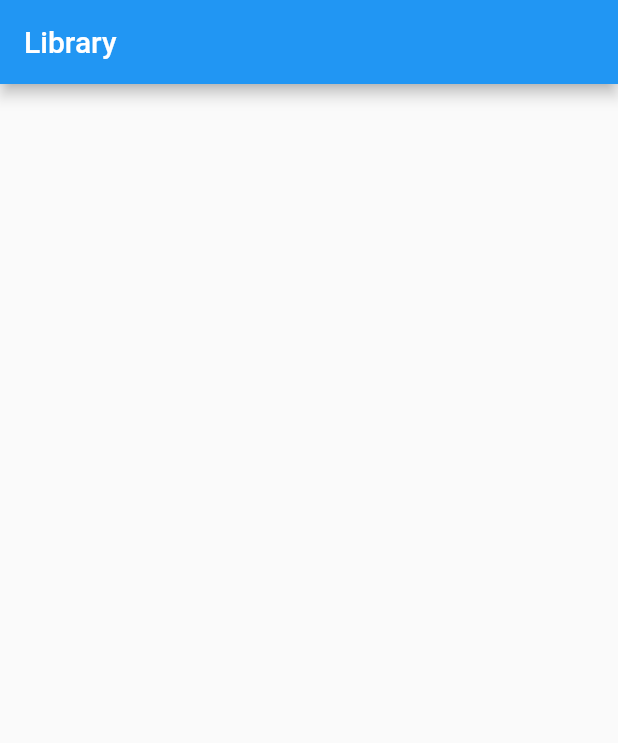
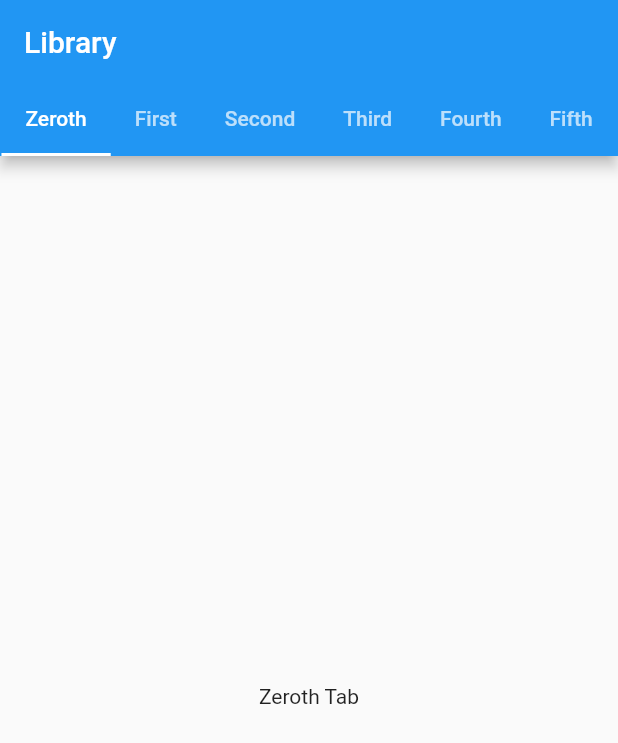
Before and after one commit to ernestkoko/my_music, a Flutter app: the screen it shows after launch, on a phone screen of 412 x 824 dp. Shown: the top 743 px of the screen. Run offline on Flutter 3.47's test engine with Material 2 defaults, Android fonts, the phone set to English and light mode, and no system bars.

```diff
--- a/lib/home/home_page.dart
+++ b/lib/home/home_page.dart
@@ -5,12 +5,42 @@ class HomePage extends StatefulWidget {
   _HomePageState createState() => _HomePageState();
 }
 
-class _HomePageState extends State<HomePage> {
+class _HomePageState extends State<HomePage>
+    with SingleTickerProviderStateMixin {
+  TabController _tabController;
+
+  @override
+  void initState() {
+    super.initState();
+    _tabController = TabController(length: tabs.length, vsync: this);
+  }
+
+  final List<Tab> tabs = <Tab>[
+    Tab(text: 'Zeroth'),
+    Tab(text: 'First'),
+    Tab(text: 'Second'),
+    Tab(text: 'Third'),
+    Tab(text: 'Fourth'),
+    Tab(text: 'Fifth'),
+  ];
+
   @override
   Widget build(BuildContext context) {
     return Scaffold(
       appBar: AppBar(
-        title: Text('Library'),
+          title: Text('Library'),
+          bottom: TabBar(
+            controller: _tabController,
+            tabs: tabs,
+            isScrollable: true,
+          )),
+      body: TabBarView(
+        controller: _tabController,
+        children: tabs.map((Tab tab) {
+          return Center(
+            child: Text("${tab.text} Tab"),
+          );
+        }).toList(),
       ),
     );
   }
--- a/pubspec.yaml
+++ b/pubspec.yaml
@@ -28,6 +28,10 @@ dependencies:
   # The following adds the Cupertino Icons font to your application.
   # Use with the CupertinoIcons class for iOS style icons.
   cupertino_icons: ^1.0.0
+  # assets dep
+  assets_audio_player: ^3.0.3
+  # path provider
+  path_provider: ^2.0.1
 
 dev_dependencies:
   flutter_test:
```
Also changed, not shown: pubspec.lock.
